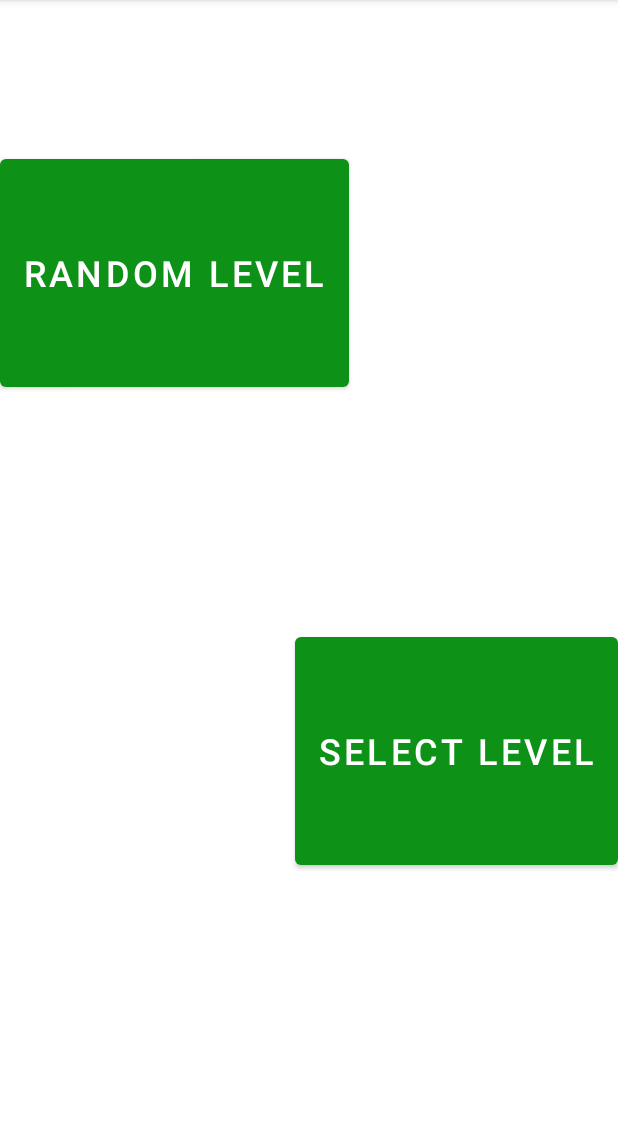
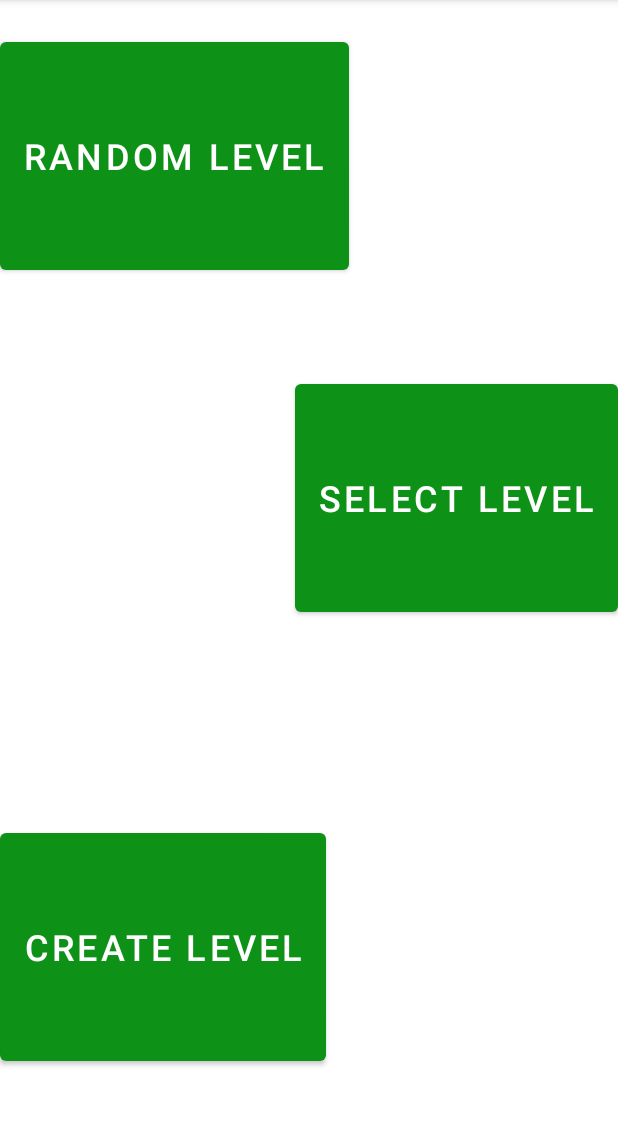
Before and after one commit to Matej-Chmel/shikaku-android, an Android app: the screen it shows after launch (MainActivity), on a phone screen of 412 x 824 dp, the part 84-1210 px from its top. Run offline under Robolectric (Android 15) with nearby library versions, the phone set to English and light mode, and no system bars.

Commit message:
Editor hlavolamů lze nyní spustit přímo z hlavní nabídky. Často používané velikosti uloženy do dimen.xml

```diff
--- a/app/src/main/java/edu/mch/shikaku/activities/IntentExtras.java
+++ b/app/src/main/java/edu/mch/shikaku/activities/IntentExtras.java
@@ -5,5 +5,6 @@ public class IntentExtras
 	public static final int RESULT_CODE_FIELD_VALUE = 1;
 	public static final String FIELD_VALUE = "fieldValue";
 	public static final String LAUNCH_EDITOR = "launchEditor";
+	public static final String LAUNCH_EDITOR_FROM_MAIN = "launchEditorFromMain";
 	public static final String LEVEL_INDEX = "levelIndex";
 }
--- a/app/src/main/res/layout/activity_about.xml
+++ b/app/src/main/res/layout/activity_about.xml
@@ -12,7 +12,7 @@
 		android:layout_height="wrap_content"
 		android:text="@string/textView_author_text"
 		android:textAlignment="center"
-		android:textSize="24sp"
+		android:textSize="@dimen/about_textViews_textSize"
 		app:layout_constraintBottom_toBottomOf="parent"
 		app:layout_constraintEnd_toEndOf="parent"
 		app:layout_constraintHorizontal_bias="0.496"
@@ -40,7 +40,7 @@
 		android:layout_height="wrap_content"
 		android:text="@string/textView_github_text"
 		android:textAlignment="center"
-		android:textSize="24sp"
+		android:textSize="@dimen/about_textViews_textSize"
 		app:layout_constraintBottom_toBottomOf="parent"
 		app:layout_constraintEnd_toEndOf="parent"
 		app:layout_constraintHorizontal_bias="0.487"
--- a/app/src/main/res/layout/activity_list.xml
+++ b/app/src/main/res/layout/activity_list.xml
@@ -17,11 +17,11 @@
 		app:layout_constraintTop_toTopOf="parent" />
 
 	<com.google.android.material.floatingactionbutton.FloatingActionButton
-		android:id="@+id/floatingButton_createLevel"
+		android:id="@+id/floatingButton_list_createLevel"
 		android:layout_width="wrap_content"
 		android:layout_height="wrap_content"
 		android:clickable="true"
-		android:contentDescription="@string/floatingButton_createLevel_contentDescription"
+		android:contentDescription="@string/floatingButton_list_createLevel_contentDescription"
 		android:focusable="true"
 		android:onClick="onFloatingButtonCreateLevelClicked"
 		app:backgroundTint="@color/blue_light"
--- a/app/src/main/res/layout/activity_main.xml
+++ b/app/src/main/res/layout/activity_main.xml
@@ -10,31 +10,46 @@
 	<Button
 		android:id="@+id/button_randomLevel"
 		android:layout_width="wrap_content"
-		android:layout_height="164dp"
+		android:layout_height="@dimen/main_buttons_height"
 		android:onClick="onButtonRandomLevel"
 		android:text="@string/button_randomLevel_text"
 		android:textAlignment="center"
-		android:textSize="24sp"
+		android:textSize="@dimen/main_buttons_textSize"
 		app:layout_constraintBottom_toBottomOf="parent"
 		app:layout_constraintEnd_toEndOf="parent"
 		app:layout_constraintHorizontal_bias="0.0"
 		app:layout_constraintStart_toStartOf="parent"
 		app:layout_constraintTop_toTopOf="parent"
-		app:layout_constraintVertical_bias="0.166" />
+		app:layout_constraintVertical_bias="0.036" />
 
 	<Button
 		android:id="@+id/button_selectLevel"
 		android:layout_width="wrap_content"
-		android:layout_height="164dp"
+		android:layout_height="@dimen/main_buttons_height"
 		android:onClick="onButtonSelectLevel"
 		android:text="@string/button_selectLevel_text"
 		android:textAlignment="center"
-		android:textSize="24sp"
+		android:textSize="@dimen/main_buttons_textSize"
 		app:layout_constraintBottom_toBottomOf="parent"
 		app:layout_constraintEnd_toEndOf="parent"
 		app:layout_constraintHorizontal_bias="1.0"
 		app:layout_constraintStart_toStartOf="parent"
 		app:layout_constraintTop_toBottomOf="@+id/button_randomLevel"
-		app:layout_constraintVertical_bias="0.455" />
+		app:layout_constraintVertical_bias="0.153" />
+
+	<Button
+		android:id="@+id/button_main_createLevel"
+		android:layout_width="wrap_content"
+		android:layout_height="@dimen/main_buttons_height"
+		android:onClick="onButtonCreateLevel"
+		android:text="@string/button_main_createLevel_text"
+		android:textAlignment="center"
+		android:textSize="@dimen/main_buttons_textSize"
+		app:layout_constraintBottom_toBottomOf="parent"
+		app:layout_constraintEnd_toEndOf="parent"
+		app:layout_constraintHorizontal_bias="0.0"
+		app:layout_constraintStart_toStartOf="parent"
+		app:layout_constraintTop_toBottomOf="@+id/button_selectLevel"
+		app:layout_constraintVertical_bias="0.714" />
 
 </androidx.constraintlayout.widget.ConstraintLayout>
--- a/app/src/main/res/layout/list_item_level.xml
+++ b/app/src/main/res/layout/list_item_level.xml
@@ -24,7 +24,7 @@
 		android:layout_height="wrap_content"
 		android:text="@string/textView_levelDimensions_placeholder"
 		android:textAlignment="center"
-		android:textSize="36sp"
+		android:textSize="@dimen/listItem_level_textSize"
 		app:layout_constraintBottom_toBottomOf="@+id/imageView_levelPreview"
 		app:layout_constraintEnd_toEndOf="parent"
 		app:layout_constraintHorizontal_bias="0.912"
@@ -38,7 +38,7 @@
 		android:layout_height="wrap_content"
 		android:text="@string/stopWatch_placeholder"
 		android:textAlignment="center"
-		android:textSize="36sp"
+		android:textSize="@dimen/listItem_level_textSize"
 		app:layout_constraintBottom_toBottomOf="parent"
 		app:layout_constraintEnd_toEndOf="parent"
 		app:layout_constraintHorizontal_bias="0.921"
--- /dev/null
+++ b/app/src/main/res/values/dimen.xml
@@ -0,0 +1,8 @@
+<?xml version="1.0" encoding="utf-8"?>
+
+<resources>
+	<dimen name="about_textViews_textSize">24sp</dimen>
+	<dimen name="listItem_level_textSize">36sp</dimen>
+	<dimen name="main_buttons_height">164dp</dimen>
+	<dimen name="main_buttons_textSize">24sp</dimen>
+</resources>
--- a/app/src/main/res/values/strings.xml
+++ b/app/src/main/res/values/strings.xml
@@ -13,7 +13,7 @@
 	<string name="textView_levelDimensions_placeholder" translatable="false">5x5</string>
 	<string name="imageView_levelPreview_contentDescription">Level preview.</string>
 	<string name="button_nextLevel_text">Next level</string>
-	<string name="floatingButton_createLevel_contentDescription">Create new level.</string>
+	<string name="floatingButton_list_createLevel_contentDescription">Create new level.</string>
 	<string name="floatingButton_saveLevel_contentDescription">Save level.</string>
 	<string name="switch_eraser_text">Eraser</string>
 	<string name="button_clearEditor">Clear all</string>
@@ -27,5 +27,6 @@
 	<string name="confirm">OK</string>
 	<string name="toast_fieldValue_tooHigh">Value cannot be higher than %d.</string>
 	<string name="toast_fieldValue_one">Value cannot be 1.</string>
+	<string name="button_main_createLevel_text">Create level</string>
 
 </resources>
```
Also changed, not shown: app/src/main/java/edu/mch/shikaku/activities/GameActivity.java (+8 -4 lines), app/src/main/java/edu/mch/shikaku/activities/MainActivity.java (+18 -3 lines), 1 other file.
